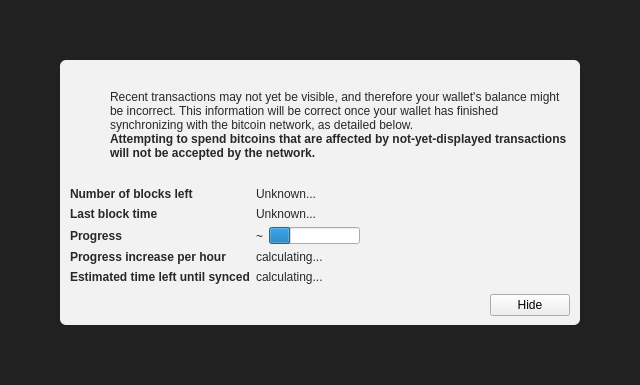
Old version of the form src/qt/forms/modaloverlay.ui in the repository caffeine239/bitcoin.
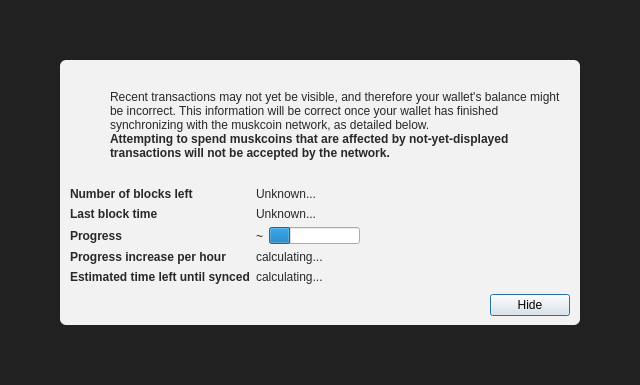
New version of the form. Icons and pictures are not drawn. Custom widgets are drawn as their Qt base class.

Diff of the .ui file:
```diff
--- a/src/qt/forms/modaloverlay.ui
+++ b/src/qt/forms/modaloverlay.ui
@@ -130,7 +130,7 @@
              <item>
               <widget class="QLabel" name="infoText">
                <property name="text">
-                <string>Recent transactions may not yet be visible, and therefore your wallet's balance might be incorrect. This information will be correct once your wallet has finished synchronizing with the bitcoin network, as detailed below.</string>
+                <string>Recent transactions may not yet be visible, and therefore your wallet's balance might be incorrect. This information will be correct once your wallet has finished synchronizing with the muskcoin network, as detailed below.</string>
                </property>
                <property name="textFormat">
                 <enum>Qt::RichText</enum>
@@ -149,7 +149,7 @@
                 </font>
                </property>
                <property name="text">
-                <string>Attempting to spend bitcoins that are affected by not-yet-displayed transactions will not be accepted by the network.</string>
+                <string>Attempting to spend muskcoins that are affected by not-yet-displayed transactions will not be accepted by the network.</string>
                </property>
                <property name="textFormat">
                 <enum>Qt::RichText</enum>
@@ -351,6 +351,12 @@
              <property name="text">
               <string>Hide</string>
              </property>
+             <property name="focusPolicy">
+              <enum>Qt::StrongFocus</enum>
+             </property>
+             <property name="default">
+              <bool>true</bool>
+             </property>
             </widget>
            </item>
           </layout>
```
Left out of the diff: 2 changed lines with no effect on the pictures.
